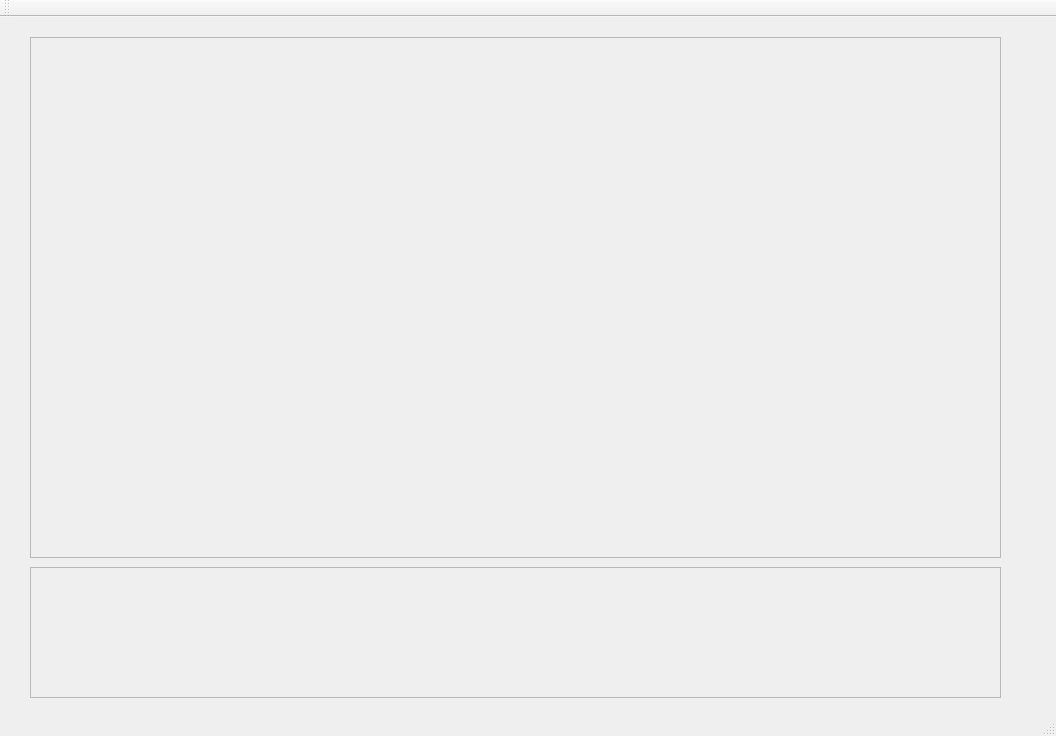
Above: src/gcs.ui from uaarg/pigeon before the change. Below: the same form after it.
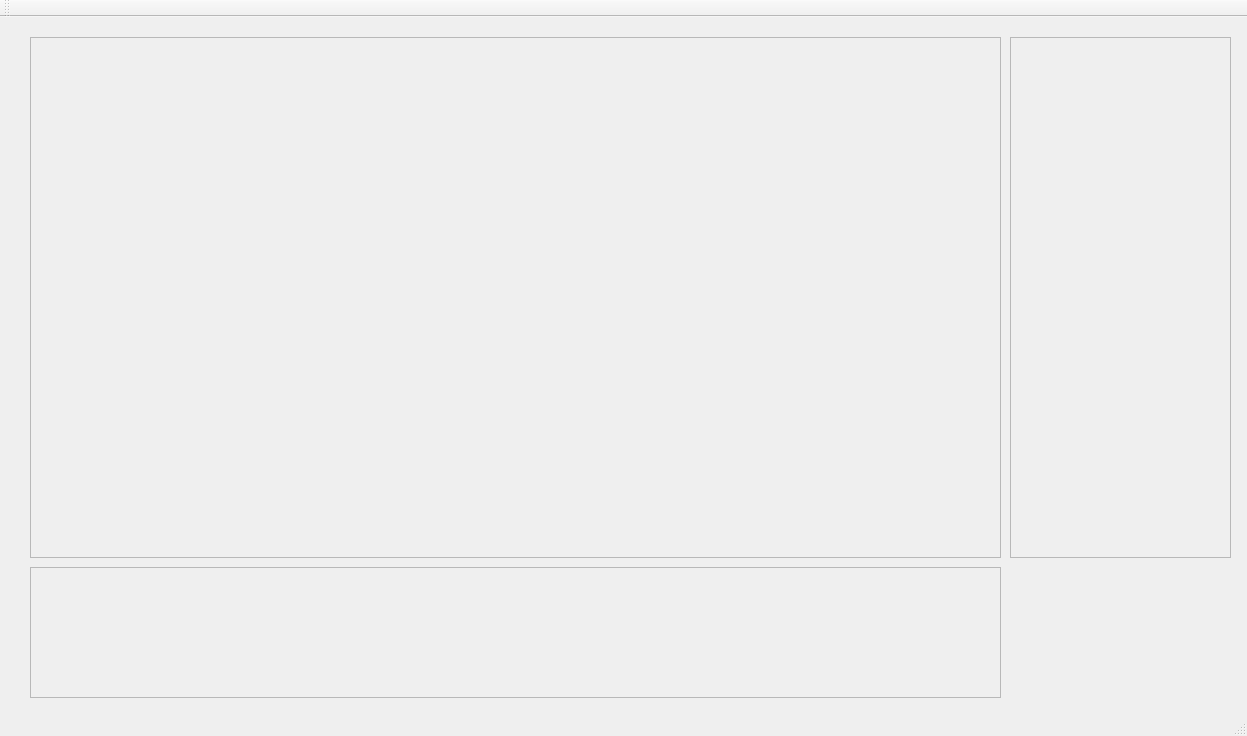
That is the form after the change.

Commit message: Started allowing of editing of image attributes

The edit to the form file:
```diff
--- a/src/gcs.ui
+++ b/src/gcs.ui
@@ -6,12 +6,12 @@
    <rect>
     <x>0</x>
     <y>0</y>
-    <width>1056</width>
+    <width>1247</width>
     <height>736</height>
    </rect>
   </property>
   <property name="sizePolicy">
-   <sizepolicy hsizetype="Preferred" vsizetype="Preferred">
+   <sizepolicy hsizetype="Expanding" vsizetype="Expanding">
     <horstretch>1</horstretch>
     <verstretch>1</verstretch>
    </sizepolicy>
@@ -22,12 +22,6 @@
     <height>200</height>
    </size>
   </property>
-  <property name="maximumSize">
-   <size>
-    <width>1056</width>
-    <height>736</height>
-   </size>
-  </property>
   <property name="windowTitle">
    <string>MainWindow</string>
   </property>
@@ -118,6 +112,22 @@
      <string/>
     </property>
    </widget>
+   <widget class="QFrame" name="imageAttributesFrame">
+    <property name="geometry">
+     <rect>
+      <x>1010</x>
+      <y>20</y>
+      <width>221</width>
+      <height>521</height>
+     </rect>
+    </property>
+    <property name="frameShape">
+     <enum>QFrame::StyledPanel</enum>
+    </property>
+    <property name="frameShadow">
+     <enum>QFrame::Raised</enum>
+    </property>
+   </widget>
   </widget>
   <widget class="QMenuBar" name="menubar">
    <property name="geometry">
```
Left out of the diff: 8 changed lines with no effect on the pictures. The commit also changes 7 other files.
